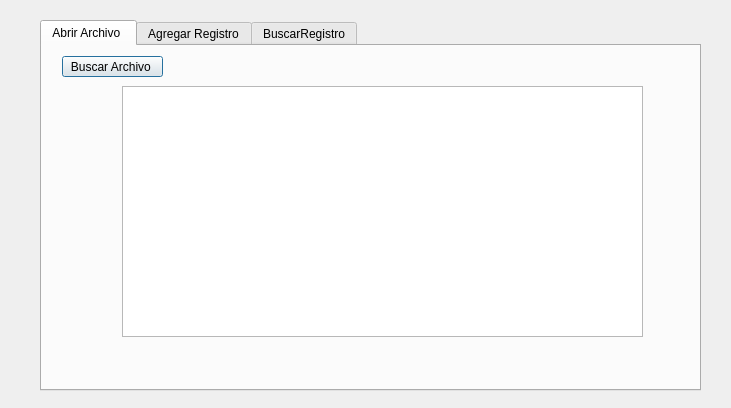
First picture: the form in dialog_abrirarchivos.ui, repository 11241069/AccessOrga, before the edit.
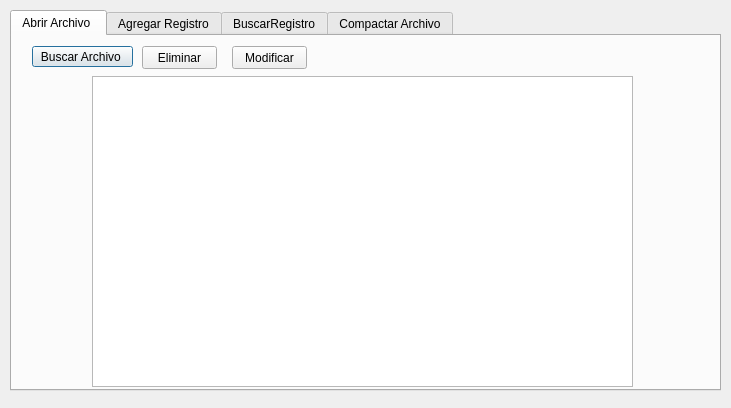
Second picture: the form after the edit. The open tabs and pages were chosen to show the change.

Diff of the .ui file:
```diff
--- a/dialog_abrirarchivos.ui
+++ b/dialog_abrirarchivos.ui
@@ -16,10 +16,10 @@
   <widget class="QTabWidget" name="tabWidget">
    <property name="geometry">
     <rect>
-     <x>40</x>
-     <y>20</y>
-     <width>661</width>
-     <height>371</height>
+     <x>10</x>
+     <y>10</y>
+     <width>711</width>
+     <height>381</height>
     </rect>
    </property>
    <property name="currentIndex">
@@ -34,8 +34,8 @@
       <rect>
        <x>80</x>
        <y>40</y>
-       <width>521</width>
-       <height>251</height>
+       <width>541</width>
+       <height>311</height>
       </rect>
      </property>
     </widget>
@@ -52,6 +52,32 @@
       <string>Buscar Archivo </string>
      </property>
     </widget>
+    <widget class="QPushButton" name="pushButton_4">
+     <property name="geometry">
+      <rect>
+       <x>130</x>
+       <y>10</y>
+       <width>75</width>
+       <height>23</height>
+      </rect>
+     </property>
+     <property name="text">
+      <string>Eliminar</string>
+     </property>
+    </widget>
+    <widget class="QPushButton" name="pushButton_5">
+     <property name="geometry">
+      <rect>
+       <x>220</x>
+       <y>10</y>
+       <width>75</width>
+       <height>23</height>
+      </rect>
+     </property>
+     <property name="text">
+      <string>Modificar</string>
+     </property>
+    </widget>
    </widget>
    <widget class="QWidget" name="tab_2">
     <attribute name="title">
@@ -154,26 +180,31 @@
       <string>Buscar</string>
      </property>
     </widget>
-    <widget class="QPushButton" name="pushButton_4">
+   </widget>
+   <widget class="QWidget" name="tab_3">
+    <attribute name="title">
+     <string>Compactar Archivo</string>
+    </attribute>
+    <widget class="QPushButton" name="pushButton_6">
      <property name="geometry">
       <rect>
-       <x>550</x>
+       <x>260</x>
        <y>190</y>
-       <width>75</width>
-       <height>23</height>
+       <width>141</width>
+       <height>41</height>
       </rect>
      </property>
      <property name="text">
       <string>Eliminar</string>
      </property>
     </widget>
-    <widget class="QPushButton" name="pushButton_5">
+    <widget class="QLineEdit" name="change_filename">
      <property name="geometry">
       <rect>
-       <x>550</x>
-       <y>220</y>
-       <width>75</width>
-       <height>23</height>
+       <x>320</x>
+       <y>70</y>
+       <width>171</width>
+       <height>41</height>
       </rect>
      </property>
      <property name="text">
```
Left out of the diff: 16 changed lines with no effect on the pictures.
